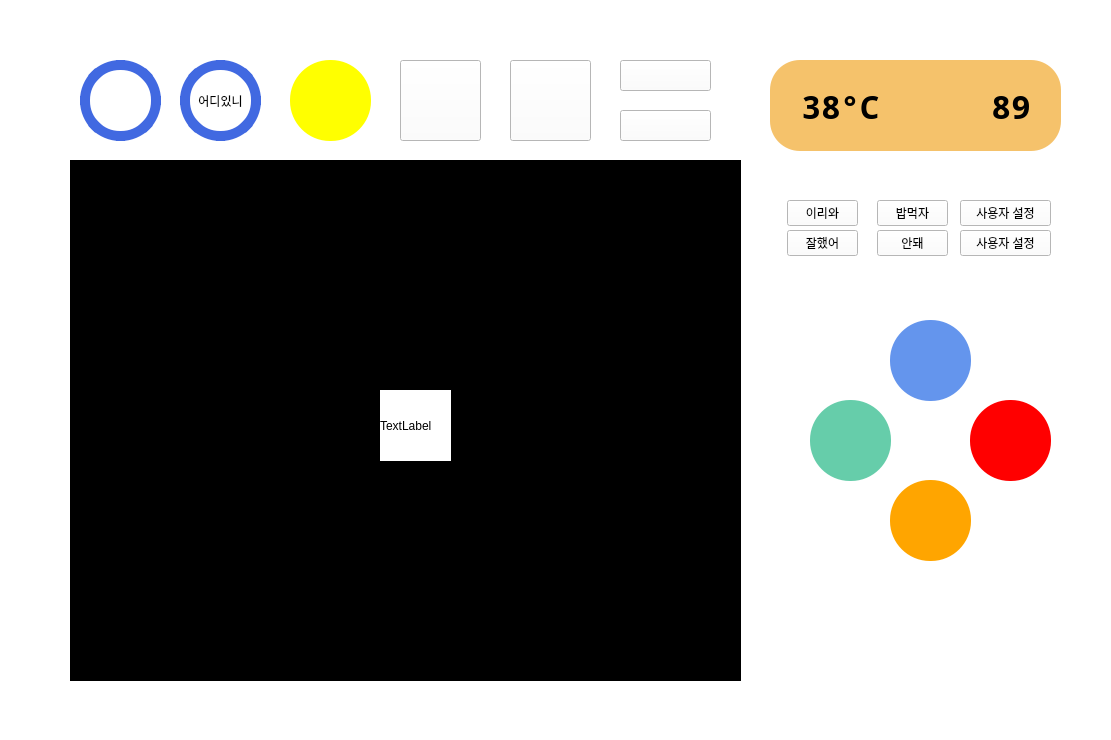
First picture: the form in src/Client/Cam.ui, repository addinedu-ros-7th/iot-repo-1, before the edit.
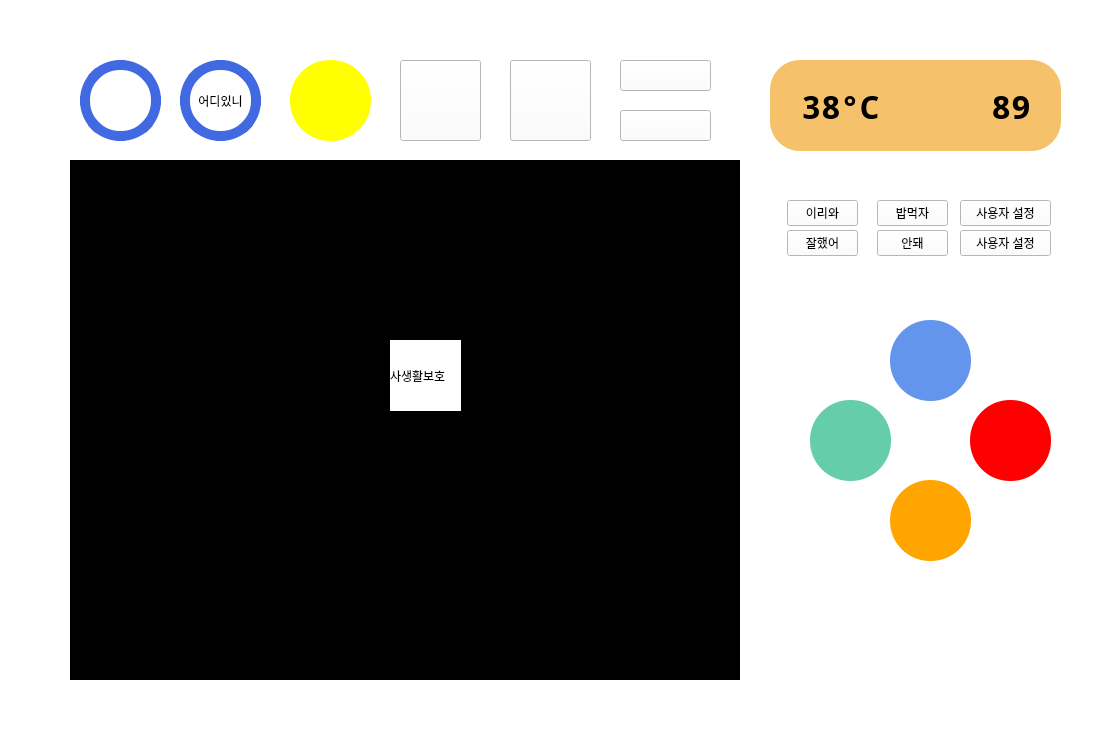
Second picture: the form after the edit. Icons and pictures are not drawn.

Commit message: update cam, connecting Server

The edit to the form file:
```diff
--- a/src/Client/Cam.ui
+++ b/src/Client/Cam.ui
@@ -197,8 +197,8 @@
     <rect>
      <x>70</x>
      <y>160</y>
-     <width>671</width>
-     <height>521</height>
+     <width>670</width>
+     <height>520</height>
     </rect>
    </property>
    <property name="styleSheet">
@@ -452,14 +452,14 @@
   <widget class="QLabel" name="label">
    <property name="geometry">
     <rect>
-     <x>380</x>
-     <y>390</y>
+     <x>390</x>
+     <y>340</y>
      <width>71</width>
      <height>71</height>
     </rect>
    </property>
    <property name="text">
-    <string>TextLabel</string>
+    <string>사생활보호</string>
    </property>
   </widget>
   <widget class="QPushButton" name="btnPlace1">
```
The commit also changes 1 other file.
